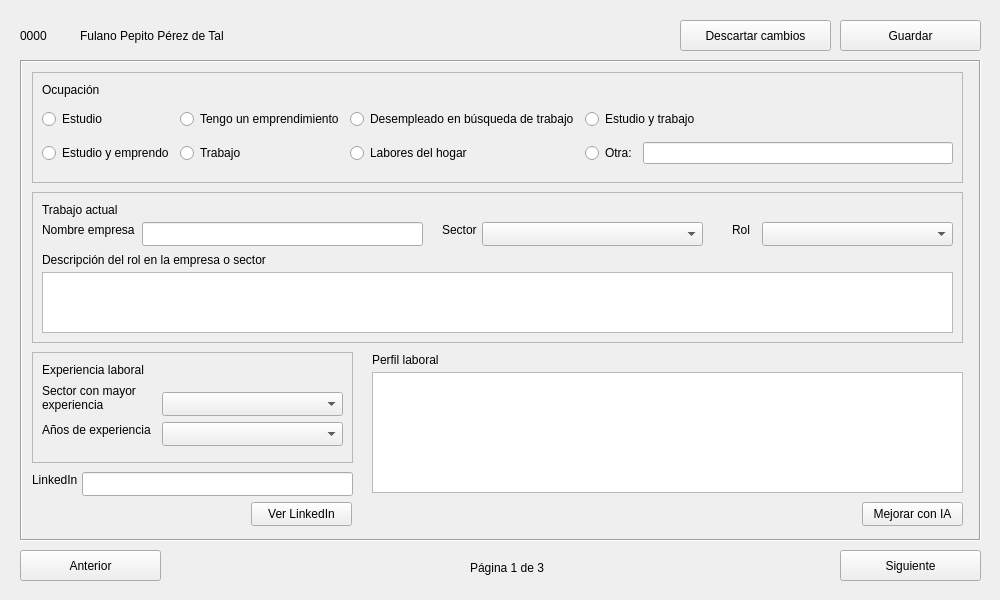
Before: the Qt Designer form ui/profile_form.ui in liconaj/ResumeManager, drawn with Qt 5.
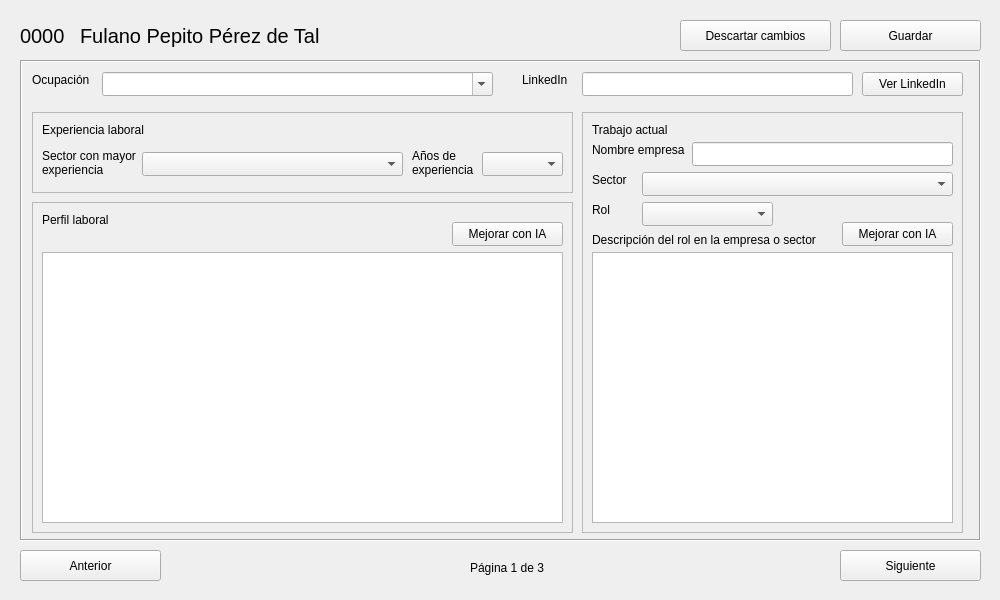
After: the same form once the commit is applied. The open tabs and pages were chosen to show the change.

Commit message: Filter profiles and open edit form

Diff of the .ui file:
```diff
--- a/ui/profile_form.ui
+++ b/ui/profile_form.ui
@@ -25,6 +25,11 @@
      <height>31</height>
     </rect>
    </property>
+   <property name="styleSheet">
+    <string notr="true">QLabel {
+	font-size: 20px;
+}</string>
+   </property>
    <property name="text">
     <string>0000</string>
    </property>
@@ -41,6 +46,11 @@
      <height>31</height>
     </rect>
    </property>
+   <property name="styleSheet">
+    <string notr="true">QLabel {
+	font-size: 20px;
+}</string>
+   </property>
    <property name="text">
     <string>Fulano Pepito Pérez de Tal</string>
    </property>
@@ -1996,13 +2006,13 @@
     </widget>
    </widget>
    <widget class="QWidget" name="page_3">
-    <widget class="QFrame" name="occupationFrame">
+    <widget class="QFrame" name="experienceFrame">
      <property name="geometry">
       <rect>
        <x>10</x>
-       <y>10</y>
-       <width>931</width>
-       <height>111</height>
+       <y>50</y>
+       <width>541</width>
+       <height>81</height>
       </rect>
      </property>
      <property name="frameShape">
@@ -2011,102 +2021,193 @@
      <property name="frameShadow">
       <enum>QFrame::Raised</enum>
      </property>
-     <widget class="QLabel" name="label_53">
+     <widget class="QLabel" name="label_59">
       <property name="geometry">
        <rect>
         <x>10</x>
         <y>10</y>
-        <width>71</width>
+        <width>141</width>
         <height>16</height>
        </rect>
       </property>
       <property name="text">
-       <string>Ocupación</string>
+       <string>Experiencia laboral</string>
       </property>
      </widget>
-     <widget class="QWidget" name="gridLayoutWidget">
+     <widget class="QLabel" name="label_60">
       <property name="geometry">
        <rect>
         <x>10</x>
         <y>30</y>
-        <width>911</width>
-        <height>71</height>
+        <width>101</width>
+        <height>41</height>
        </rect>
       </property>
-      <layout class="QGridLayout" name="gridLayout">
-       <item row="0" column="2">
-        <widget class="QRadioButton" name="occ3RadioButton">
-         <property name="text">
-          <string>Desempleado en búsqueda de trabajo</string>
-         </property>
-        </widget>
-       </item>
-       <item row="0" column="0">
-        <widget class="QRadioButton" name="occ1RadioButton">
-         <property name="text">
-          <string>Estudio</string>
-         </property>
-        </widget>
-       </item>
-       <item row="0" column="3">
-        <widget class="QRadioButton" name="occ4RadioButton">
-         <property name="text">
-          <string>Estudio y trabajo</string>
-         </property>
-        </widget>
-       </item>
-       <item row="0" column="1">
-        <widget class="QRadioButton" name="occ2RadioButton">
-         <property name="text">
-          <string>Tengo un emprendimiento</string>
-         </property>
-        </widget>
-       </item>
-       <item row="1" column="3">
-        <layout class="QHBoxLayout" name="horizontalLayout">
-         <item>
-          <widget class="QRadioButton" name="otherOccupationRadioButton">
-           <property name="text">
-            <string>Otra:</string>
-           </property>
-          </widget>
-         </item>
-         <item>
-          <widget class="QLineEdit" name="otherOccupationLineEdit"/>
-         </item>
-        </layout>
-       </item>
-       <item row="1" column="2">
-        <widget class="QRadioButton" name="occ5RadioButton">
-         <property name="text">
-          <string>Labores del hogar</string>
-         </property>
-        </widget>
-       </item>
-       <item row="1" column="1">
-        <widget class="QRadioButton" name="occ6RadioButton">
-         <property name="text">
-          <string>Trabajo</string>
-         </property>
-        </widget>
-       </item>
-       <item row="1" column="0">
-        <widget class="QRadioButton" name="occ7RadioButton">
-         <property name="text">
-          <string>Estudio y emprendo</string>
-         </property>
-        </widget>
-       </item>
-      </layout>
+      <property name="text">
+       <string>Sector con mayor experiencia</string>
+      </property>
+      <property name="wordWrap">
+       <bool>true</bool>
+      </property>
+     </widget>
+     <widget class="QLabel" name="label_61">
+      <property name="geometry">
+       <rect>
+        <x>380</x>
+        <y>30</y>
+        <width>81</width>
+        <height>41</height>
+       </rect>
+      </property>
+      <property name="text">
+       <string>Años de experiencia</string>
+      </property>
+      <property name="wordWrap">
+       <bool>true</bool>
+      </property>
+     </widget>
+     <widget class="QComboBox" name="expSectorComboBox">
+      <property name="geometry">
+       <rect>
+        <x>110</x>
+        <y>40</y>
+        <width>261</width>
+        <height>24</height>
+       </rect>
+      </property>
+     </widget>
+     <widget class="QComboBox" name="expYearsComboBox">
+      <property name="geometry">
+       <rect>
+        <x>450</x>
+        <y>40</y>
+        <width>81</width>
+        <height>24</height>
+       </rect>
+      </property>
+     </widget>
+    </widget>
+    <widget class="QLabel" name="label_63">
+     <property name="geometry">
+      <rect>
+       <x>500</x>
+       <y>10</y>
+       <width>49</width>
+       <height>16</height>
+      </rect>
+     </property>
+     <property name="text">
+      <string>LinkedIn</string>
+     </property>
+    </widget>
+    <widget class="QLineEdit" name="linkedInLineEdit">
+     <property name="geometry">
+      <rect>
+       <x>560</x>
+       <y>10</y>
+       <width>271</width>
+       <height>24</height>
+      </rect>
+     </property>
+    </widget>
+    <widget class="QPushButton" name="viewLinkedInPushButton">
+     <property name="geometry">
+      <rect>
+       <x>840</x>
+       <y>10</y>
+       <width>101</width>
+       <height>24</height>
+      </rect>
+     </property>
+     <property name="text">
+      <string>Ver LinkedIn</string>
+     </property>
+    </widget>
+    <widget class="QComboBox" name="comboBox">
+     <property name="geometry">
+      <rect>
+       <x>80</x>
+       <y>10</y>
+       <width>391</width>
+       <height>24</height>
+      </rect>
+     </property>
+     <property name="editable">
+      <bool>true</bool>
+     </property>
+    </widget>
+    <widget class="QLabel" name="label_53">
+     <property name="geometry">
+      <rect>
+       <x>10</x>
+       <y>10</y>
+       <width>71</width>
+       <height>16</height>
+      </rect>
+     </property>
+     <property name="text">
+      <string>Ocupación</string>
+     </property>
+    </widget>
+    <widget class="QFrame" name="frame">
+     <property name="geometry">
+      <rect>
+       <x>10</x>
+       <y>140</y>
+       <width>541</width>
+       <height>331</height>
+      </rect>
+     </property>
+     <property name="frameShape">
+      <enum>QFrame::StyledPanel</enum>
+     </property>
+     <property name="frameShadow">
+      <enum>QFrame::Raised</enum>
+     </property>
+     <widget class="QPlainTextEdit" name="profilePlainTextEdit">
+      <property name="geometry">
+       <rect>
+        <x>10</x>
+        <y>50</y>
+        <width>521</width>
+        <height>271</height>
+       </rect>
+      </property>
+     </widget>
+     <widget class="QLabel" name="label_62">
+      <property name="geometry">
+       <rect>
+        <x>10</x>
+        <y>10</y>
+        <width>81</width>
+        <height>16</height>
+       </rect>
+      </property>
+      <property name="text">
+       <string>Perfil laboral</string>
+      </property>
+     </widget>
+     <widget class="QPushButton" name="pushButton">
+      <property name="geometry">
+       <rect>
+        <x>420</x>
+        <y>20</y>
+        <width>111</width>
+        <height>24</height>
+       </rect>
+      </property>
+      <property name="text">
+       <string>Mejorar con IA</string>
+      </property>
      </widget>
     </widget>
     <widget class="QFrame" name="currentJobFrame">
      <property name="geometry">
       <rect>
-       <x>10</x>
-       <y>130</y>
-       <width>931</width>
-       <height>151</height>
+       <x>560</x>
+       <y>50</y>
+       <width>381</width>
+       <height>421</height>
       </rect>
      </property>
      <property name="frameShape">
@@ -2133,7 +2234,7 @@
        <rect>
         <x>110</x>
         <y>30</y>
-        <width>281</width>
+        <width>261</width>
         <height>24</height>
        </rect>
       </property>
@@ -2154,9 +2255,9 @@
      <widget class="QComboBox" name="sectorComboBox">
       <property name="geometry">
        <rect>
-        <x>450</x>
-        <y>30</y>
-        <width>221</width>
+        <x>60</x>
+        <y>60</y>
+        <width>311</width>
         <height>24</height>
        </rect>
       </property>
@@ -2164,8 +2265,8 @@
      <widget class="QLabel" name="label_56">
       <property name="geometry">
        <rect>
-        <x>410</x>
-        <y>30</y>
+        <x>10</x>
+        <y>60</y>
         <width>49</width>
         <height>16</height>
        </rect>
@@ -2177,8 +2278,8 @@
      <widget class="QLabel" name="label_57">
       <property name="geometry">
        <rect>
-        <x>700</x>
-        <y>30</y>
+        <x>10</x>
+        <y>90</y>
         <width>31</width>
         <height>16</height>
        </rect>
@@ -2190,9 +2291,9 @@
      <widget class="QComboBox" name="rolComboBox">
       <property name="geometry">
        <rect>
-        <x>730</x>
-        <y>30</y>
-        <width>191</width>
+        <x>60</x>
+        <y>90</y>
+        <width>131</width>
         <height>24</height>
        </rect>
       </property>
@@ -2201,9 +2302,9 @@
       <property name="geometry">
        <rect>
         <x>10</x>
-        <y>80</y>
-        <width>911</width>
-        <height>61</height>
+        <y>140</y>
+        <width>361</width>
+        <height>271</height>
        </rect>
       </property>
      </widget>
@@ -2211,7 +2312,7 @@
       <property name="geometry">
        <rect>
         <x>10</x>
-        <y>60</y>
+        <y>120</y>
         <width>231</width>
         <height>16</height>
        </rect>
@@ -2220,156 +2321,19 @@
        <string>Descripción del rol en la empresa o sector</string>
       </property>
      </widget>
-    </widget>
-    <widget class="QFrame" name="experienceFrame">
-     <property name="geometry">
-      <rect>
-       <x>10</x>
-       <y>290</y>
-       <width>321</width>
-       <height>111</height>
-      </rect>
-     </property>
-     <property name="frameShape">
-      <enum>QFrame::StyledPanel</enum>
-     </property>
-     <property name="frameShadow">
-      <enum>QFrame::Raised</enum>
-     </property>
-     <widget class="QLabel" name="label_59">
+     <widget class="QPushButton" name="pushButton_2">
       <property name="geometry">
        <rect>
-        <x>10</x>
-        <y>10</y>
-        <width>141</width>
-        <height>16</height>
+        <x>260</x>
+        <y>110</y>
+        <width>111</width>
+        <height>24</height>
        </rect>
       </property>
       <property name="text">
-       <string>Experiencia laboral</string>
+       <string>Mejorar con IA</string>
       </property>
      </widget>
-     <widget class="QLabel" name="label_60">
-      <property name="geometry">
-       <rect>
-        <x>10</x>
-        <y>30</y>
-        <width>101</width>
-        <height>31</height>
-       </rect>
-      </property>
-      <property name="text">
-       <string>Sector con mayor experiencia</string>
-      </property>
-      <property name="wordWrap">
-       <bool>true</bool>
-      </property>
-     </widget>
-     <widget class="QLabel" name="label_61">
-      <property name="geometry">
-       <rect>
-        <x>10</x>
-        <y>70</y>
-        <width>121</width>
-        <height>16</height>
-       </rect>
-      </property>
-      <property name="text">
-       <string>Años de experiencia</string>
-      </property>
-     </widget>
-     <widget class="QComboBox" name="expSectorComboBox">
-      <property name="geometry">
-       <rect>
-        <x>130</x>
-        <y>40</y>
-        <width>181</width>
-        <height>24</height>
-       </rect>
-      </property>
-     </widget>
-     <widget class="QComboBox" name="expYearsComboBox">
-      <property name="geometry">
-       <rect>
-        <x>130</x>
-        <y>70</y>
-        <width>181</width>
-        <height>24</height>
-       </rect>
-      </property>
-     </widget>
-    </widget>
-    <widget class="QLabel" name="label_62">
-     <property name="geometry">
-      <rect>
-       <x>350</x>
-       <y>290</y>
-       <width>81</width>
-       <height>16</height>
-      </rect>
-     </property>
-     <property name="text">
-      <string>Perfil laboral</string>
-     </property>
-    </widget>
-    <widget class="QPlainTextEdit" name="profilePlainTextEdit">
-     <property name="geometry">
-      <rect>
-       <x>350</x>
-       <y>310</y>
-       <width>591</width>
-       <height>121</height>
-      </rect>
-     </property>
-    </widget>
-    <widget class="QPushButton" name="improveProfilePushButton">
-     <property name="geometry">
-      <rect>
-       <x>840</x>
-       <y>440</y>
-       <width>101</width>
-       <height>24</height>
-      </rect>
-     </property>
-     <property name="text">
-      <string>Mejorar con IA</string>
-     </property>
-    </widget>
-    <widget class="QLabel" name="label_63">
-     <property name="geometry">
-      <rect>
-       <x>10</x>
-       <y>410</y>
-       <width>49</width>
-       <height>16</height>
-      </rect>
-     </property>
-     <property name="text">
-      <string>LinkedIn</string>
-     </property>
-    </widget>
-    <widget class="QLineEdit" name="linkedInLineEdit">
-     <property name="geometry">
-      <rect>
-       <x>60</x>
-       <y>410</y>
-       <width>271</width>
-       <height>24</height>
-      </rect>
-     </property>
-    </widget>
-    <widget class="QPushButton" name="viewLinkedInPushButton">
-     <property name="geometry">
-      <rect>
-       <x>229</x>
-       <y>440</y>
-       <width>101</width>
-       <height>24</height>
-      </rect>
-     </property>
-     <property name="text">
-      <string>Ver LinkedIn</string>
-     </property>
     </widget>
    </widget>
   </widget>
```
Left out of the diff: 55 changed lines with no effect on the pictures. The commit also changes 8 other files.
